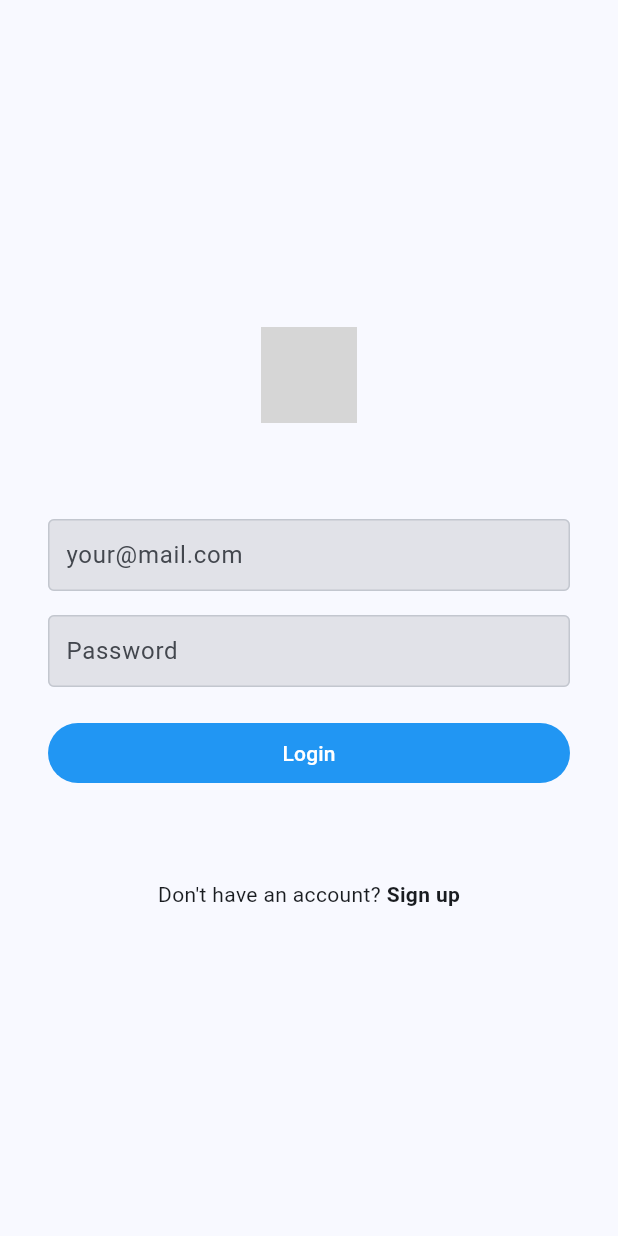
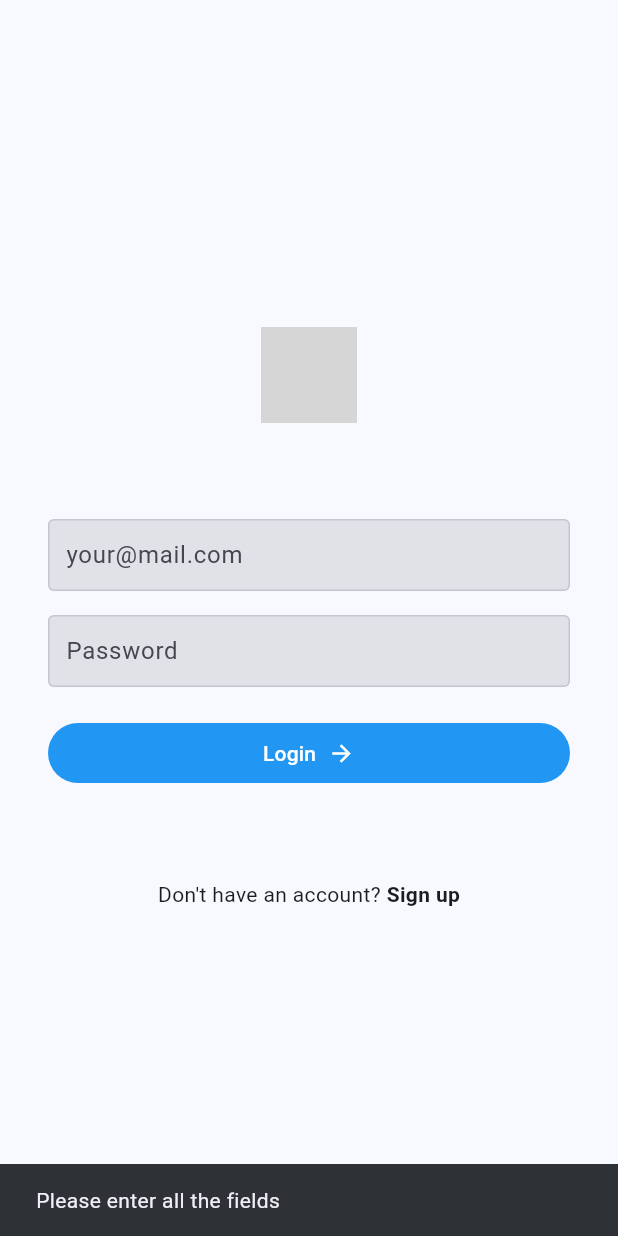
Before and after one commit to wildanGhifari/instagram_clone, a Flutter app: the LoginScreen screen opened directly, after a tap on "Login", on a phone screen of 412 x 824 dp. Run offline on Flutter 3.47's test engine with Material 2 defaults, Android fonts, the phone set to English and light mode, and no system bars; our stand-ins replace cloud_firestore, firebase_auth, firebase_core, firebase_storage, flutter_svg, image_picker; accounts and stored records are empty; grey boxes are pictures that could not be loaded.

Commit message:
feat: add firebase login config, validation and progress indicator

```diff
--- a/lib/main.dart
+++ b/lib/main.dart
@@ -43,7 +43,7 @@ class MyApp extends StatelessWidget {
       //   webScreenLayout: WebLayout(),
       // ),
 
-      home: const SignupScreen(),
+      home: const LoginScreen(),
     );
   }
 }
--- a/lib/resources/auth_methods.dart
+++ b/lib/resources/auth_methods.dart
@@ -8,6 +8,25 @@ import 'package:instagram_clone/resources/storage_methods.dart';
 class AuthMethods {
   final FirebaseAuth _auth = FirebaseAuth.instance;
   final FirebaseFirestore _firestore = FirebaseFirestore.instance;
+
+  Future<String> loginUser(
+      {required String email, required String password}) async {
+    String res = "Some error occured";
+
+    try {
+      if (email.isNotEmpty || password.isNotEmpty) {
+        await _auth.signInWithEmailAndPassword(
+            email: email, password: password);
+        res = "success";
+      } else {
+        res = "Please enter all the fields";
+      }
+    } catch (err) {
+      res = err.toString();
+    }
+
+    return res;
+  }
 
   // Sign up users
   Future<String> signUpUser({
--- a/lib/screens/login.dart
+++ b/lib/screens/login.dart
@@ -1,5 +1,7 @@
 import 'package:flutter/material.dart';
 import 'package:flutter_svg/flutter_svg.dart';
+import 'package:instagram_clone/resources/auth_methods.dart';
+import 'package:instagram_clone/utils/utils.dart';
 import 'package:instagram_clone/widgets/text_field.dart';
 
 class LoginScreen extends StatefulWidget {
@@ -12,12 +14,31 @@ class LoginScreen extends StatefulWidget {
 class _LoginScreenState extends State<LoginScreen> {
   final TextEditingController _emailController = TextEditingController();
   final TextEditingController _passwordController = TextEditingController();
+  bool onLoading = false;
 
   @override
   void dispose() {
     super.dispose();
     _emailController.dispose();
     _passwordController.dispose();
+  }
+
+  void loginUser() async {
+    setState(() {
+      onLoading = true;
+    });
+    String res = await AuthMethods().loginUser(
+        email: _emailController.text, password: _passwordController.text);
+
+    setState(() {
+      onLoading = false;
+    });
+
+    if (res != "success") {
+      showSnackBar(res, context);
+    } else {
+      showSnackBar("Login success", context);
+    }
   }
 
   @override
@@ -66,8 +87,19 @@ class _LoginScreenState extends State<LoginScreen> {
                         backgroundColor: Colors.blue,
                         foregroundColor: Colors.white,
                       ),
-                      onPressed: () {},
-                      child: const Text("Login"),
+                      onPressed: loginUser,
+                      child: Row(
+                        mainAxisAlignment: MainAxisAlignment.center,
+                        children: [
+                          const Text("Login"),
+                          const SizedBox(width: 8),
+                          onLoading
+                              ? const CircularProgressIndicator(
+                                  color: Colors.white,
+                                )
+                              : const Icon(Icons.arrow_forward_outlined)
+                        ],
+                      ),
                     ),
                   ),
                 ),
```
